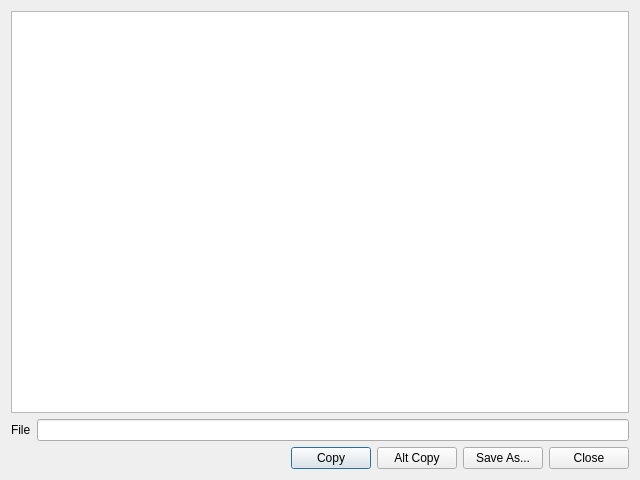
Above: Qr49/sources/checkoutdatadialog.ui from pa23/r49 before the change. Below: the same form after it.
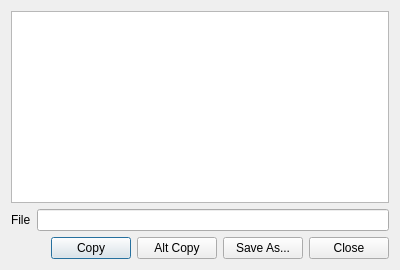
That is the form after the change. Icons and pictures are not drawn.

What changed in the file:
```diff
--- a/Qr49/sources/checkoutdatadialog.ui
+++ b/Qr49/sources/checkoutdatadialog.ui
@@ -9,10 +9,16 @@
    <rect>
     <x>0</x>
     <y>0</y>
-    <width>640</width>
-    <height>480</height>
+    <width>800</width>
+    <height>500</height>
    </rect>
   </property>
+  <property name="minimumSize">
+   <size>
+    <width>800</width>
+    <height>500</height>
+   </size>
+  </property>
   <property name="windowTitle">
    <string>Qr49: Checkout Data</string>
   </property>
@@ -21,6 +27,9 @@
     <normaloff>:/icons/icons/toxic.png</normaloff>:/icons/icons/toxic.png</iconset>
   </property>
   <layout class="QVBoxLayout" name="verticalLayout">
+   <property name="sizeConstraint">
+    <enum>QLayout::SetFixedSize</enum>
+   </property>
    <item>
     <widget class="QPlainTextEdit" name="plainTextEdit_CheckoutData">
      <property name="font">
```
